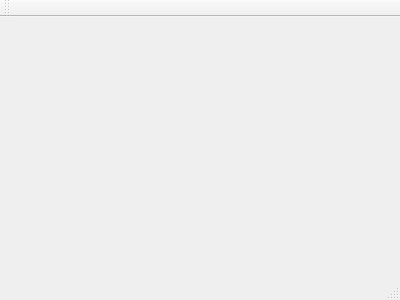
This is mainwindow.ui in Bertral/IHMPEG as Qt 5 draws it before an edit. The edited form follows.
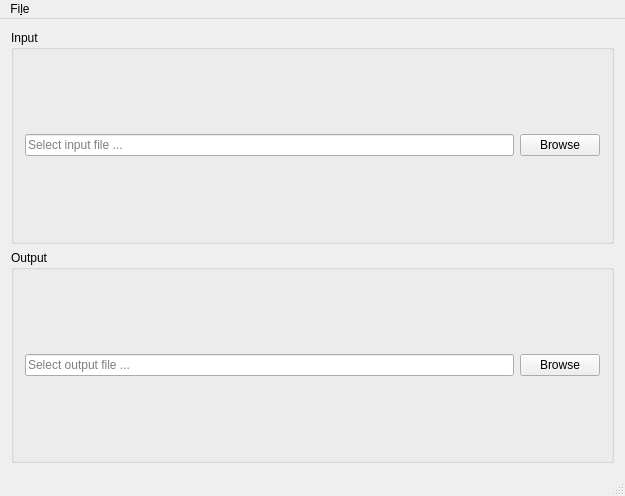
This is the edited form.

```diff
--- a/mainwindow.ui
+++ b/mainwindow.ui
@@ -1,24 +1,112 @@
 <ui version="4.0">
  <class>MainWindow</class>
- <widget class="QMainWindow" name="MainWindow" >
-  <property name="geometry" >
+ <widget class="QMainWindow" name="MainWindow">
+  <property name="geometry">
    <rect>
     <x>0</x>
     <y>0</y>
-    <width>400</width>
-    <height>300</height>
+    <width>625</width>
+    <height>496</height>
    </rect>
   </property>
   <property name="windowTitle" >
    <string>MainWindow</string>
   </property>
-  <widget class="QMenuBar" name="menuBar" />
-  <widget class="QToolBar" name="mainToolBar" />
-  <widget class="QWidget" name="centralWidget" />
-  <widget class="QStatusBar" name="statusBar" />
+  <widget class="QWidget" name="centralWidget">
+   <layout class="QVBoxLayout" name="verticalLayout">
+    <item>
+     <widget class="QGroupBox" name="groupBox">
+      <property name="title">
+       <string>Input</string>
+      </property>
+      <layout class="QGridLayout" name="gridLayout">
+       <item row="0" column="1">
+        <widget class="QPushButton" name="browseInput">
+         <property name="text">
+          <string>Browse</string>
+         </property>
+        </widget>
+       </item>
+       <item row="0" column="0">
+        <widget class="QLineEdit" name="lineEdit">
+         <property name="sizePolicy">
+          <sizepolicy hsizetype="Expanding" vsizetype="Fixed">
+           <horstretch>0</horstretch>
+           <verstretch>0</verstretch>
+          </sizepolicy>
+         </property>
+         <property name="inputMask">
+          <string/>
+         </property>
+         <property name="text">
+          <string/>
+         </property>
+         <property name="placeholderText">
+          <string>Select input file ...</string>
+         </property>
+        </widget>
+       </item>
+      </layout>
+     </widget>
+    </item>
+    <item>
+     <widget class="QGroupBox" name="groupBox_2">
+      <property name="title">
+       <string>Output</string>
+      </property>
+      <layout class="QGridLayout" name="gridLayout_2">
+       <item row="0" column="0">
+        <widget class="QLineEdit" name="lineEdit_2">
+         <property name="placeholderText">
+          <string>Select output file ...</string>
+         </property>
+        </widget>
+       </item>
+       <item row="0" column="1">
+        <widget class="QPushButton" name="pushButton">
+         <property name="text">
+          <string>Browse</string>
+         </property>
+        </widget>
+       </item>
+      </layout>
+      <zorder>groupBox</zorder>
+      <zorder>lineEdit_2</zorder>
+      <zorder>pushButton</zorder>
+     </widget>
+    </item>
+   </layout>
+  </widget>
+  <widget class="QMenuBar" name="menuBar">
+   <property name="geometry">
+    <rect>
+     <x>0</x>
+     <y>0</y>
+     <width>625</width>
+     <height>23</height>
+    </rect>
+   </property>
+   <widget class="QMenu" name="menuTEST">
+    <property name="title">
+     <string>Fi&amp;le</string>
+    </property>
+    <addaction name="actionClose_2"/>
+   </widget>
+   <addaction name="menuTEST"/>
+  </widget>
+  <widget class="QStatusBar" name="statusBar"/>
+  <action name="actionClose">
+   <property name="text">
+    <string>Close</string>
+   </property>
+  </action>
+  <action name="actionClose_2">
+   <property name="text">
+    <string>Close</string>
+   </property>
+  </action>
  </widget>
- <layoutDefault spacing="6" margin="11" />
- <pixmapfunction></pixmapfunction>
+ <layoutdefault spacing="6" margin="11"/>
  <resources/>
  <connections/>
 </ui>
```
Left out of the diff: 3 changed lines with no effect on the pictures.
